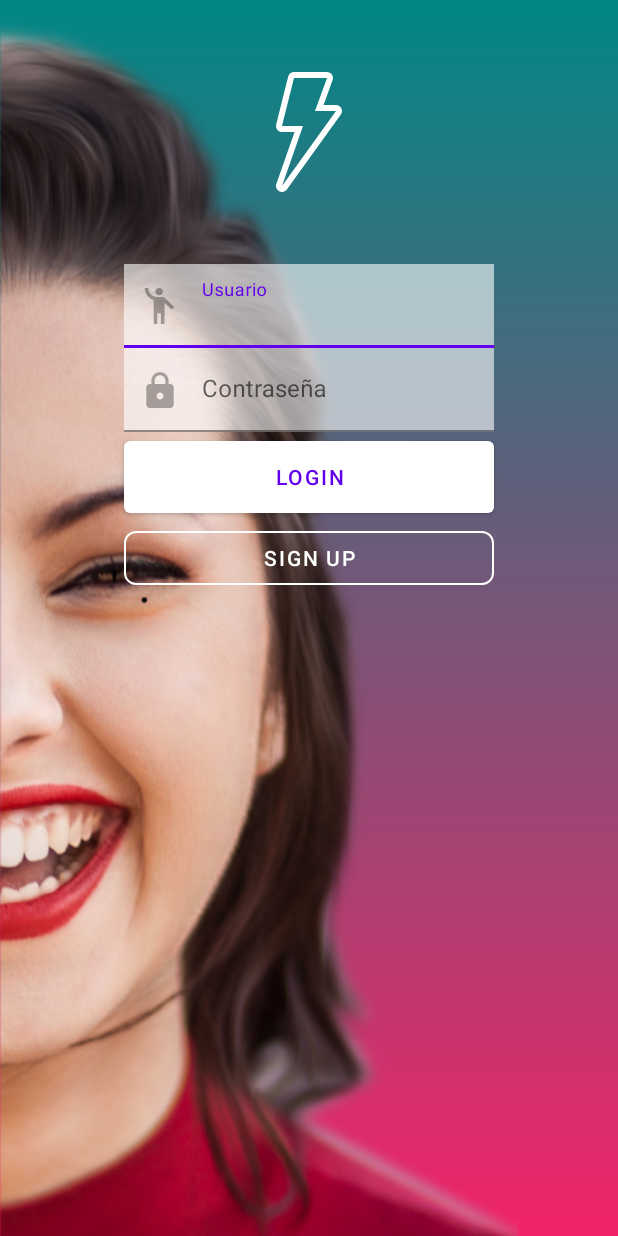
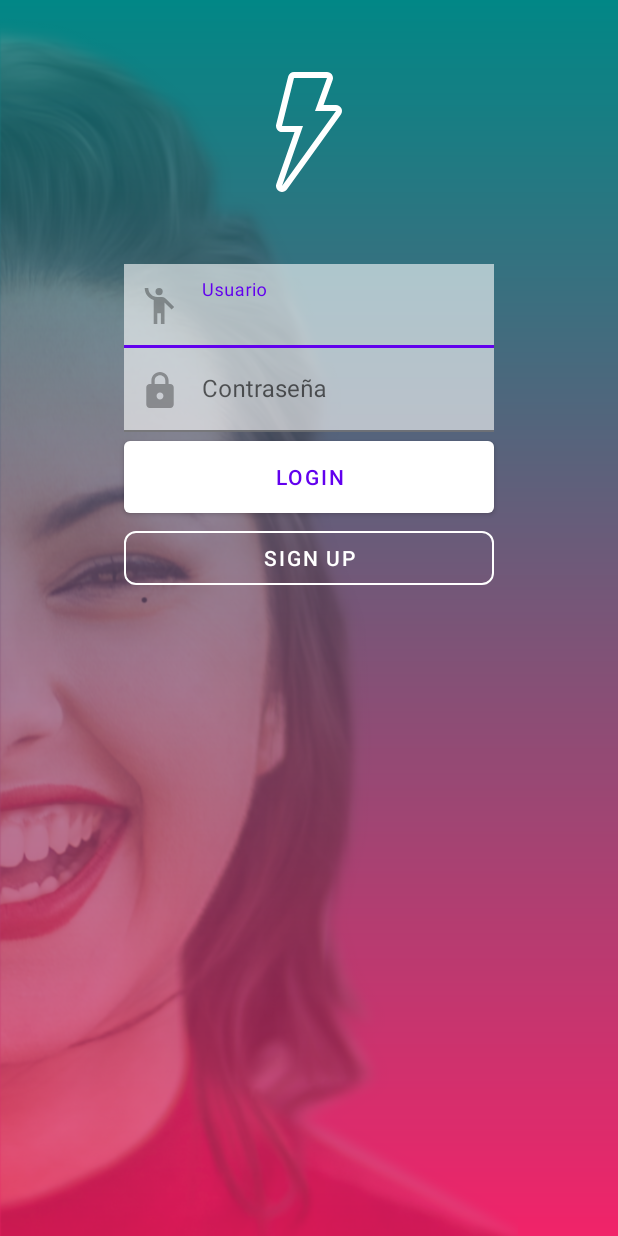
Before and after one commit to CarlotaCordero/NiceStart, an Android app: the screen it shows after launch (Login), on a phone screen of 412 x 824 dp. Run offline under Robolectric (Android 15) with nearby library versions, the phone set to English and light mode, and no system bars.

Commit message:
Hemos añadido un View en el activity_login.xml

```diff
--- a/app/src/main/res/layout/activity_login.xml
+++ b/app/src/main/res/layout/activity_login.xml
@@ -15,6 +15,12 @@
         android:src="@drawable/girl"
         app:layout_constraintStart_toStartOf="parent"
         app:layout_constraintTop_toTopOf="parent" />
+
+    <View
+        android:layout_width="match_parent"
+        android:layout_height="match_parent"
+        android:alpha="0.7"
+        android:background="@drawable/gradient_login"/>
 
     <androidx.constraintlayout.widget.Guideline
         android:id="@+id/izq"
```
